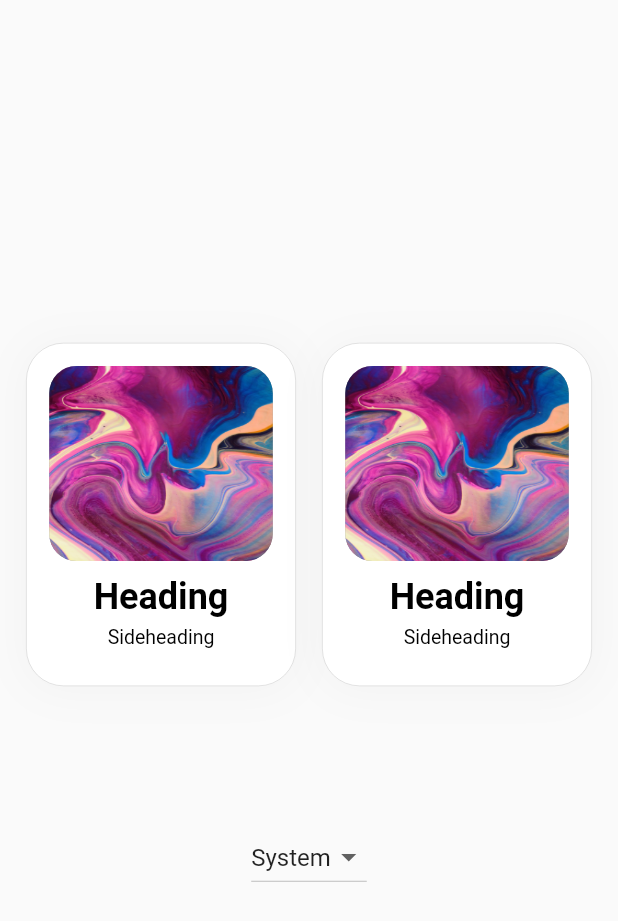
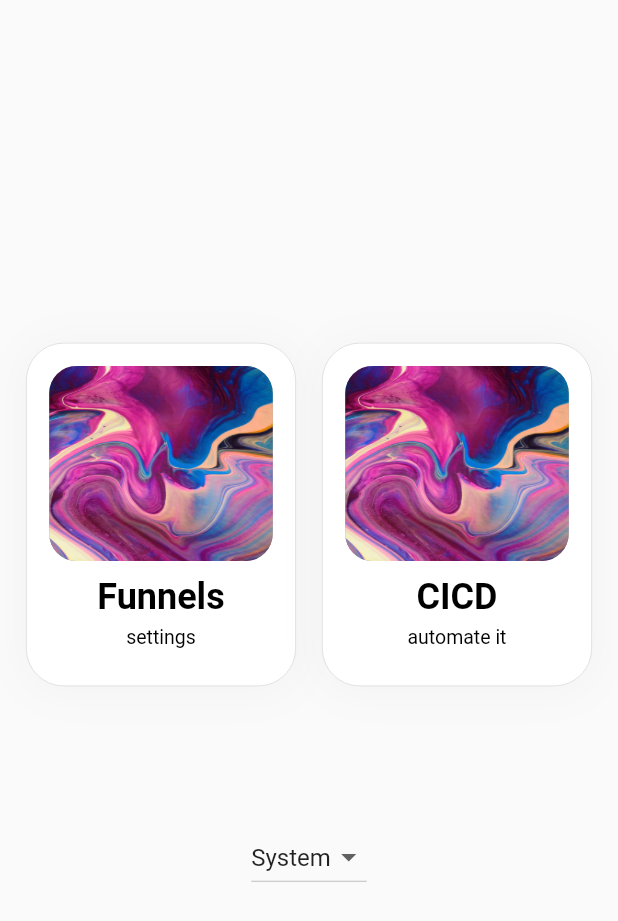
Before and after one commit to leonmsdev/funnel, a Flutter app: the LargeScreen widget shown alone on an empty page, opened directly, on a phone screen of 412 x 824 dp. Shown: the top 921 px of the screen. Run offline on Flutter 3.47's test engine with Material 2 defaults, Android fonts, the light colour scheme and no system bars; our stand-ins replace shared_preferences; missing offline and left inert: shared_preferences_web; accounts and stored records are empty.

Commit message:
chore(): assing text input by object creation

```diff
--- a/lib/layout/screens/large_screen.dart
+++ b/lib/layout/screens/large_screen.dart
@@ -21,8 +21,14 @@ class LargeScreen extends StatelessWidget {
                   crossAxisAlignment: CrossAxisAlignment.center,
                   mainAxisAlignment: MainAxisAlignment.spaceEvenly,
                   children: [
-                    HeadingCard(),
-                    HeadingCard(),
+                    HeadingCard(
+                      heading: "Funnels",
+                      sideHeading: "settings",
+                    ),
+                    HeadingCard(
+                      heading: "CICD",
+                      sideHeading: "automate it",
+                    ),
                   ],
                 ),
                 const SizedBox(height: 50),
--- a/lib/layout/screens/medium_screen.dart
+++ b/lib/layout/screens/medium_screen.dart
@@ -1,6 +1,5 @@
 import 'package:flutter/material.dart';
 import 'package:funnel/styles/colors.dart';
-import '../../widgets/card.dart';
 
 class MediumScreen extends StatelessWidget {
   const MediumScreen({Key? key}) : super(key: key);
@@ -10,9 +9,7 @@ class MediumScreen extends StatelessWidget {
     return Expanded(
       child: Container(
         color: backgroundColor,
-        child: Center(
-          child: HeadingCard(),
-        ),
+        child: const Center(),
       ),
     );
   }
--- a/lib/layout/screens/small_screen.dart
+++ b/lib/layout/screens/small_screen.dart
@@ -1,6 +1,5 @@
 import 'package:flutter/material.dart';
 import '../../styles/colors.dart';
-import '../../widgets/card.dart';
 
 class SmallScreen extends StatelessWidget {
   const SmallScreen({Key? key}) : super(key: key);
@@ -10,9 +9,7 @@ class SmallScreen extends StatelessWidget {
     return Expanded(
       child: Container(
         color: backgroundColor,
-        child: Center(
-          child: HeadingCard(),
-        ),
+        child: const Center(),
       ),
     );
   }
--- a/lib/widgets/card.dart
+++ b/lib/widgets/card.dart
@@ -5,13 +5,13 @@ import 'package:provider/provider.dart';
 
 // ignore: must_be_immutable
 class HeadingCard extends StatelessWidget {
-  String? heading;
-  String? sideHeading;
+  String heading;
+  String sideHeading;
 
   HeadingCard({
     Key? key,
-    this.heading,
-    this.sideHeading,
+    required this.heading,
+    required this.sideHeading,
   }) : super(key: key);
 
   @override
@@ -63,14 +63,14 @@ class HeadingCard extends StatelessWidget {
               ),
               SizedBox(height: 10),
               CustomText(
-                text: "Heading",
+                text: heading.toString(),
                 size: 24,
                 weight: FontWeight.bold,
                 textAlign: TextAlign.center,
               ),
               SizedBox(height: 5),
               CustomText(
-                text: "Sideheading",
+                text: sideHeading.toString(),
                 textAlign: TextAlign.center,
               ),
               SizedBox(height: 10),
```
Also changed, not shown: 1 other file.
